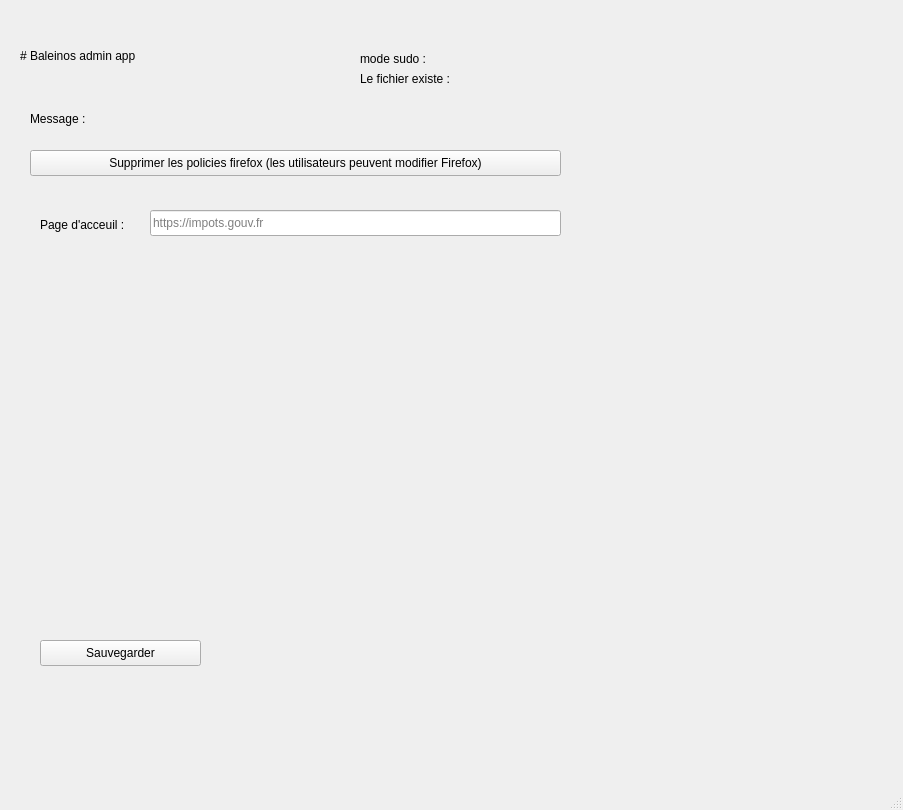
Qt form admin-assets/baleinos-admin-app/form.ui (ad2ien/balenos) before a commit.
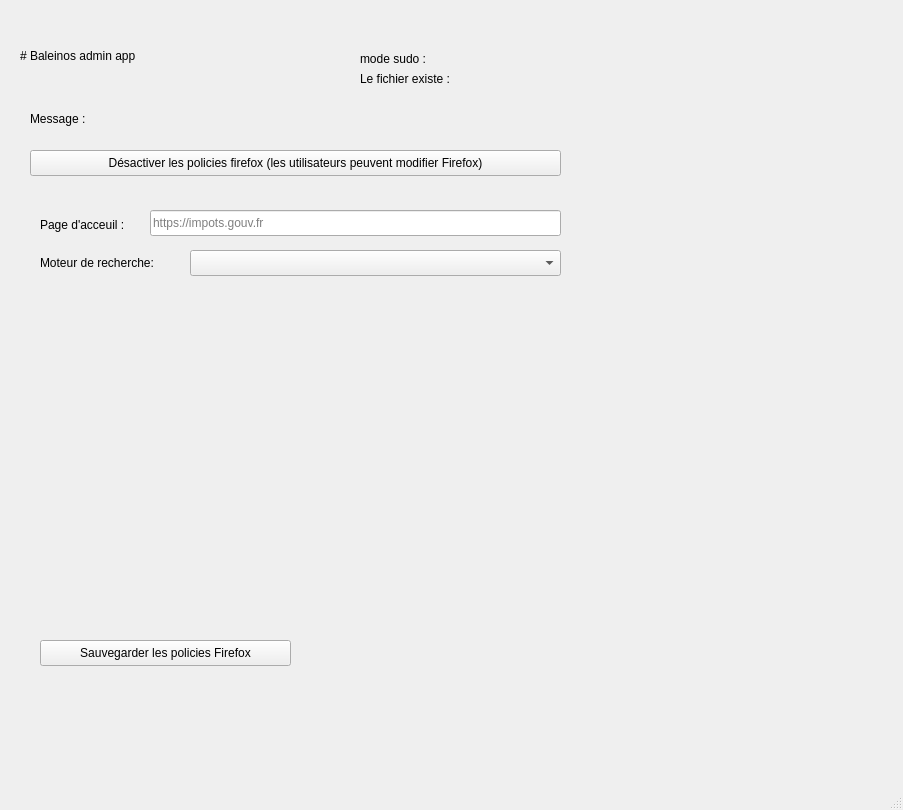
The same form after that commit.

Commit message: ✨ set up search engine

What changed in the file:
```diff
--- a/admin-assets/baleinos-admin-app/form.ui
+++ b/admin-assets/baleinos-admin-app/form.ui
@@ -97,7 +97,7 @@
      </rect>
     </property>
     <property name="text">
-     <string>Supprimer les policies firefox (les utilisateurs peuvent modifier Firefox)</string>
+     <string>Désactiver les policies firefox (les utilisateurs peuvent modifier Firefox)</string>
     </property>
    </widget>
    <widget class="QLabel" name="exisintg_policies_file_label">
@@ -144,12 +144,12 @@
      <rect>
       <x>40</x>
       <y>640</y>
-      <width>161</width>
+      <width>251</width>
       <height>26</height>
      </rect>
     </property>
     <property name="text">
-     <string>Sauvegarder</string>
+     <string>Sauvegarder les policies Firefox</string>
     </property>
    </widget>
    <widget class="QLineEdit" name="homepage_edit">
@@ -165,6 +165,29 @@
      <string>https://impots.gouv.fr</string>
     </property>
    </widget>
+   <widget class="QLabel" name="label">
+    <property name="geometry">
+     <rect>
+      <x>40</x>
+      <y>254</y>
+      <width>151</width>
+      <height>18</height>
+     </rect>
+    </property>
+    <property name="text">
+     <string>Moteur de recherche:</string>
+    </property>
+   </widget>
+   <widget class="QComboBox" name="engine_comboBox">
+    <property name="geometry">
+     <rect>
+      <x>190</x>
+      <y>250</y>
+      <width>371</width>
+      <height>26</height>
+     </rect>
+    </property>
+   </widget>
   </widget>
   <widget class="QMenuBar" name="menubar">
    <property name="geometry">
```
The commit also changes 2 other files.
